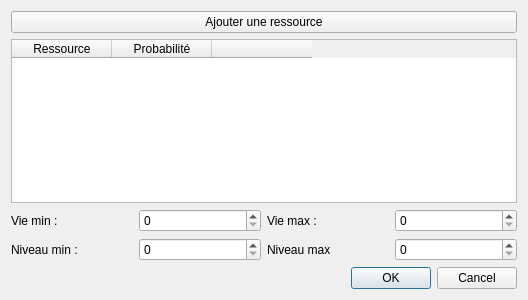
Before: the Qt Designer form mapEditor/additionalWindows/editmonsters.ui in piochelepiotr/theGame, drawn with Qt 5.
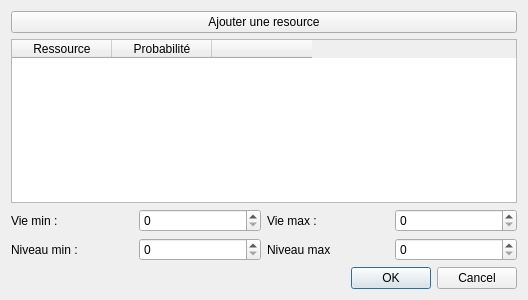
After: the same form once the commit is applied.

The edit to the form file:
```diff
--- a/mapEditor/additionalWindows/editmonsters.ui
+++ b/mapEditor/additionalWindows/editmonsters.ui
@@ -23,7 +23,7 @@
          <item>
           <widget class="QPushButton" name="ajoute_ressource">
            <property name="text">
-            <string>Ajouter une ressource</string>
+            <string>Ajouter une resource</string>
            </property>
           </widget>
          </item>
```
Left out of the diff: 6 changed lines with no effect on the pictures.
